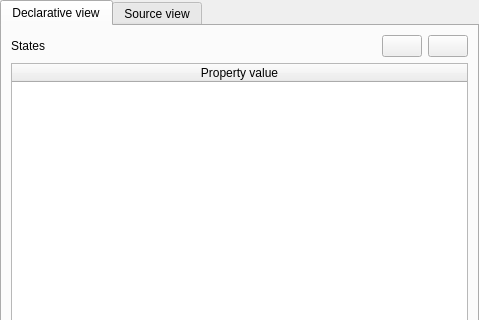
Before: the Qt Designer form _comrad_designer/rules_table.ui in jfpatrick/accsoft-gui-rad-comrad, drawn with Qt 5; both pictures show x 0 to 479 and y 0 to 320 of the 479 by 537 pixel window.
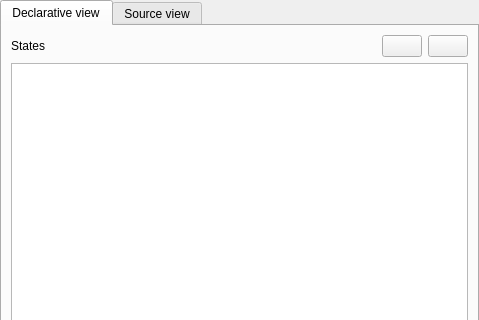
After: the same form once the commit is applied. Icons and pictures are not drawn. Custom widgets are drawn as their Qt base class.

Commit message: Migrate rules dialog to the model-based approach

What changed in the file:
```diff
--- a/_comrad_designer/rules_table.ui
+++ b/_comrad_designer/rules_table.ui
@@ -92,33 +92,19 @@
         </layout>
        </item>
        <item>
-        <widget class="QTableWidget" name="decl_table">
+        <widget class="PersistentEditorTableView" name="decl_table">
          <property name="minimumSize">
           <size>
            <width>350</width>
            <height>0</height>
           </size>
          </property>
-         <property name="styleSheet">
-          <string notr="true">padding: 0px</string>
-         </property>
          <property name="selectionBehavior">
           <enum>QAbstractItemView::SelectRows</enum>
          </property>
-         <property name="cornerButtonEnabled">
-          <bool>false</bool>
-         </property>
-         <property name="columnCount">
-          <number>1</number>
-         </property>
          <attribute name="horizontalHeaderStretchLastSection">
           <bool>true</bool>
          </attribute>
-         <column>
-          <property name="text">
-           <string>Property value</string>
-          </property>
-         </column>
         </widget>
        </item>
       </layout>
@@ -150,6 +136,11 @@
    <extends>QFrame</extends>
    <header>Qsci/qsciscintilla.h</header>
   </customwidget>
+  <customwidget>
+   <class>PersistentEditorTableView</class>
+   <extends>QTableView</extends>
+   <header>comrad/qtbase.h</header>
+  </customwidget>
  </customwidgets>
  <resources/>
  <connections/>
```
The commit also changes 4 other files.
